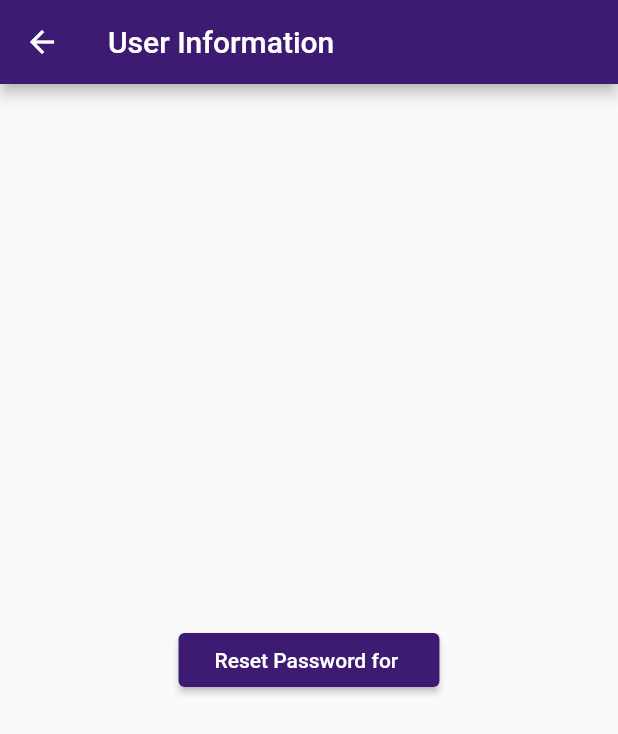
After one commit to gdharris1000/got-this-flutter, a Flutter app: the UserScreen screen opened directly, on a phone screen of 412 x 824 dp. The commit adds this screen. Shown: the top 734 px of the screen. Run offline on Flutter 3.47's test engine with Material 2 defaults, Android fonts, the phone set to English and light mode, and no system bars; our stand-ins replace cloud_firestore, email_validator, firebase_auth, font_awesome_flutter; accounts and stored records are empty.

Commit message:
reset password functionality added

```diff
--- a/lib/main.dart
+++ b/lib/main.dart
@@ -19,8 +19,9 @@ class MyApp extends StatelessWidget {
             primaryColor: Color.fromRGBO(61, 27, 115, 1.0),
             accentColor: Color.fromRGBO(65, 117, 187, 1.0),
             buttonTheme: ButtonThemeData(
-                buttonColor: Color.fromRGBO(65, 117, 187, 1.0),
-                textTheme: ButtonTextTheme.primary)),
+              buttonColor: Color.fromRGBO(61, 27, 115, 1.0),
+              textTheme: ButtonTextTheme.primary,
+            )),
         initialRoute: WelcomeScreen.id,
         routes: {
           LoginScreen.id: (context) => LoginScreen(),
--- a/lib/screens/add.dart
+++ b/lib/screens/add.dart
@@ -101,7 +101,9 @@ class _AddScreenState extends State<AddScreen> {
       appBar: AppBar(
         title: Text('Add Achievement'),
       ),
-      body: SafeArea(
+      body: Padding(
+        padding: const EdgeInsets.all(8.0),
+        child: SafeArea(
             child: Column(
           mainAxisAlignment: MainAxisAlignment.center,
           children: <Widget>[
@@ -189,6 +191,7 @@ class _AddScreenState extends State<AddScreen> {
             )
           ],
         )),
+      ),
     );
   }
 }
--- a/lib/screens/home.dart
+++ b/lib/screens/home.dart
@@ -6,6 +6,7 @@ import 'add.dart';
 import 'package:firebase_auth/firebase_auth.dart';
 import 'package:cloud_firestore/cloud_firestore.dart';
 import 'package:got_this_flutter/controllers/user_data.dart';
+import 'package:got_this_flutter/screens/user.dart';
 
 class HomeScreen extends StatefulWidget {
   static const String id = 'home';
@@ -25,6 +26,7 @@ class _HomeScreenState extends State<HomeScreen> {
     AddScreen(),
 //    StatsScreen(),
     ListScreen(),
+    UserScreen(),
   ];
 
   void _onItemTapped(int index) {
@@ -48,6 +50,9 @@ class _HomeScreenState extends State<HomeScreen> {
           BottomNavigationBarItem(
               icon: FaIcon(FontAwesomeIcons.solidListAlt),
               title: Text('List Achievements')),
+          BottomNavigationBarItem(
+              icon: FaIcon(FontAwesomeIcons.solidUser),
+              title: Text('User Information')),
         ],
         currentIndex: _selectedIndex,
         selectedItemColor: Color.fromRGBO(145, 241, 230, 1.0),
--- /dev/null
+++ b/lib/screens/user.dart
@@ -0,0 +1,73 @@
+import 'package:flutter/material.dart';
+import 'package:got_this_flutter/controllers/user_data.dart';
+import 'package:cloud_firestore/cloud_firestore.dart';
+import 'package:firebase_auth/firebase_auth.dart';
+import 'package:got_this_flutter/widgets/alert.dart';
+
+class UserScreen extends StatefulWidget {
+  static const String id = 'user';
+
+  @override
+  _UserScreenState createState() => _UserScreenState();
+}
+
+class _UserScreenState extends State<UserScreen> {
+  final _firestore = Firestore.instance;
+  final _auth = FirebaseAuth.instance;
+  final UserData userData = UserData();
+  String userEmail = "";
+  void getCurrentUser() {
+    userData.getCurrentUser().then((FirebaseUser result) {
+      setState(() {
+        userEmail = result.email;
+      });
+    });
+  }
+
+  @override
+  void initState() {
+    // TODO: implement initState
+    getCurrentUser();
+    super.initState();
+  }
+
+  @override
+  Widget build(BuildContext context) {
+    return Scaffold(
+        appBar: (AppBar(
+          title: Text('User Information'),
+        )),
+        body: SafeArea(
+          child: Center(
+            child: Column(
+              mainAxisAlignment: MainAxisAlignment.center,
+              children: <Widget>[
+                RaisedButton(
+                  child: Text('Reset Password for $userEmail'),
+                  onPressed: () {
+                    setState(() async {
+                      try {
+                        _auth.sendPasswordResetEmail(email: userEmail);
+                        AlertMessage alertMessage = AlertMessage(
+                            messageContent:
+                                'A link to reset your password has been sent to your email address ($userEmail)',
+                            messageTitle: 'Password Reset',
+                            buildContext: context);
+                        alertMessage.displayMessage();
+                      } catch (e) {
+                        AlertMessage alertMessage = AlertMessage(
+                            messageContent:
+                                'There was an error in sending the password reset email. Please try again later.',
+                            messageTitle: 'Password Reset',
+                            buildContext: context);
+                        alertMessage.displayMessage();
+                      }
+                    });
+                  },
+                )
+              ],
+            ),
+          ),
+        ));
+  }
+}
--- /dev/null
+++ b/lib/widgets/alert.dart
@@ -0,0 +1,30 @@
+import 'package:flutter/material.dart';
+
+class AlertMessage {
+  AlertMessage({this.buildContext, this.messageContent, this.messageTitle});
+  final BuildContext buildContext;
+  final String messageTitle;
+  final String messageContent;
+
+  displayMessage() {
+    showDialog(
+        context: buildContext,
+        barrierDismissible: true,
+        builder: (BuildContext context) {
+          return AlertDialog(
+            title: Text(messageTitle),
+            content: SingleChildScrollView(
+              child: ListBody(
+                children: <Widget>[Text(messageContent)],
+              ),
+            ),
+            actions: <Widget>[
+              FlatButton(
+                onPressed: () => Navigator.of(context).pop(),
+                child: Text('OK'),
+              )
+            ],
+          );
+        });
+  }
+}
```
Also changed, not shown: lib/screens/welcome.dart (+8 -1 lines). Lines whose indentation alone changed are shown as unchanged.
